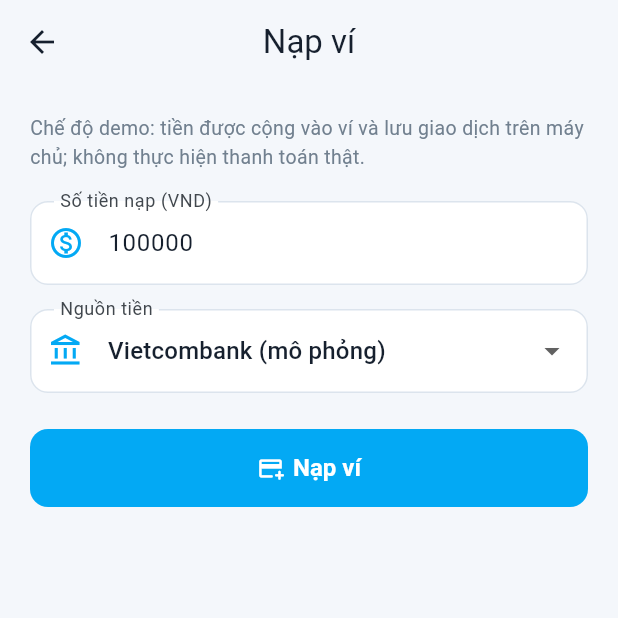
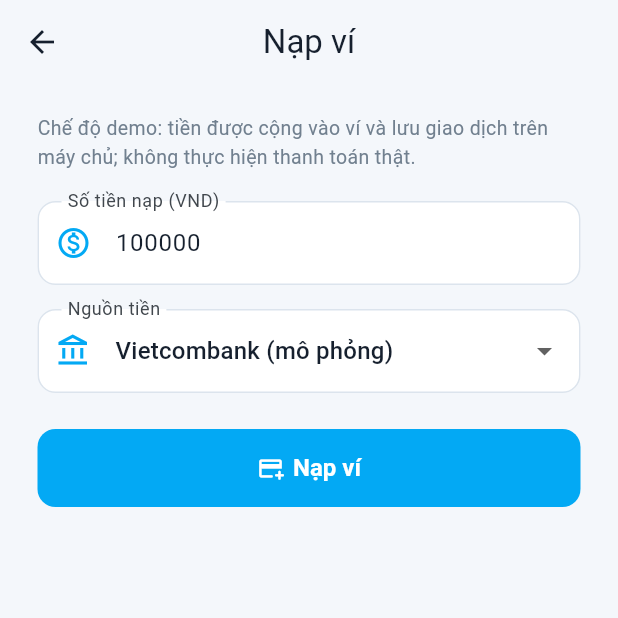
Before and after one commit to DaoNgocDinh/dty_wallet, a Flutter app: the DepositWalletScreen screen opened directly, on a phone screen of 412 x 824 dp, the top half of it. Run offline on Flutter 3.47's test engine with Material 3 defaults, Android fonts, the phone set to English and light mode, and no system bars; accounts and stored records are empty.

Commit message:
fix: enable demo deposits by default in development and refine DepositWalletScreen UI

```diff
--- a/app/lib/screens/deposit/deposit_wallet_screen.dart
+++ b/app/lib/screens/deposit/deposit_wallet_screen.dart
@@ -61,8 +61,24 @@ class _DepositWalletScreenState extends State<DepositWalletScreen> {
   @override
   Widget build(BuildContext context) {
     return Scaffold(
-      appBar: AppBar(title: const Text('Nạp ví')),
+      appBar: AppBar(
+        title: const Text('Nạp ví'),
+        centerTitle: true,
+        leading: IconButton(
+          icon: const Icon(Icons.arrow_back),
+          tooltip: 'Trở về',
+          onPressed: () {
+            if (Navigator.of(context).canPop()) {
+              Navigator.of(context).pop();
+            }
+          },
+        ),
+      ),
       body: SafeArea(
+        child: Align(
+          alignment: Alignment.topCenter,
+          child: ConstrainedBox(
+            constraints: const BoxConstraints(maxWidth: kIPhone18Width),
             child: ListView(
               padding: const EdgeInsets.all(20),
               children: [
@@ -90,6 +106,7 @@ class _DepositWalletScreenState extends State<DepositWalletScreen> {
                 const SizedBox(height: 16),
                 DropdownButtonFormField<String>(
                   initialValue: _selectedSource,
+                  isExpanded: true,
                   decoration: const InputDecoration(
                     labelText: 'Nguồn tiền',
                     prefixIcon: Icon(
@@ -137,6 +154,8 @@ class _DepositWalletScreenState extends State<DepositWalletScreen> {
               ],
             ),
           ),
+        ),
+      ),
     );
   }
 }
```
Also changed, not shown: 1 other file. Lines whose indentation alone changed are shown as unchanged.
